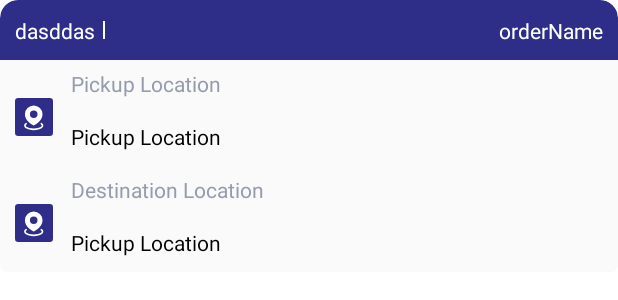
After one commit to abdelrahmana/driverapp, an Android app: the layout one_item_new_list_order.xml on its own in the app's theme, with its tools: preview values and no code run, on a phone screen of 412 x 824 dp. The commit adds this screen. Shown: the top 300 px of the screen. Run offline under Robolectric (Android 15) with nearby library versions, the phone set to English and light mode, and no system bars; network calls fail.

Commit message:
adding new order list

```diff
--- a/app/src/main/java/com/tt/driver/ui/components/main/orders/OrdersAdapter.kt
+++ b/app/src/main/java/com/tt/driver/ui/components/main/orders/OrdersAdapter.kt
@@ -2,9 +2,12 @@ package com.tt.driver.ui.components.main.orders
 
 import android.view.LayoutInflater
 import android.view.ViewGroup
+import androidx.core.content.ContextCompat
 import androidx.recyclerview.widget.RecyclerView
+import com.tt.driver.R
 import com.tt.driver.data.models.entities.Order
 import com.tt.driver.databinding.ListItemOrdersBinding
+import com.tt.driver.databinding.OneItemNewListOrderBinding
 import com.tt.driver.ui.components.main.orders.order_utils.OrderCallActionsWrapper
 import com.tt.driver.utils.show
 
@@ -24,21 +27,23 @@ class OrdersAdapter(
 
     override fun onCreateViewHolder(parent: ViewGroup, viewType: Int): ViewHolder {
         return ViewHolder(
-            ListItemOrdersBinding.inflate(LayoutInflater.from(parent.context), parent, false)
+            OneItemNewListOrderBinding.inflate(LayoutInflater.from(parent.context), parent, false)
         )
     }
 
     override fun onBindViewHolder(holder: ViewHolder, position: Int) {
         with(holder.binding) {
             val order = orders[position]
-
-            this.order = order
+            // this should be changed depend on the order status
+            titleImageHeader.backgroundTintList = ContextCompat.getColorStateList(titleImageHeader.context!!,
+                R.color.normal_order_color)
+         /*   this.order = order
             this.callActions = OrderCallActionsWrapper(
                 holder.binding.root.context,
                 holder.binding.dropOffCallButton
             )
             pickUpCallButton.show(!isHistory)
-            dropOffCallButton.show(!isHistory)
+            dropOffCallButton.show(!isHistory)*/
             root.setOnClickListener { onOrderClicked(order) }
         }
     }
@@ -47,6 +52,6 @@ class OrdersAdapter(
         return orders.size
     }
 
-    class ViewHolder(val binding: ListItemOrdersBinding) :
+    class ViewHolder(val binding: OneItemNewListOrderBinding) :
         RecyclerView.ViewHolder(binding.root)
 }
--- /dev/null
+++ b/app/src/main/res/drawable/ic_location_pickup.xml
@@ -0,0 +1,19 @@
+<vector xmlns:android="http://schemas.android.com/apk/res/android"
+    android:width="46dp"
+    android:height="46dp"
+    android:viewportWidth="46"
+    android:viewportHeight="46">
+  <path
+      android:pathData="M4,0L42,0A4,4 0,0 1,46 4L46,42A4,4 0,0 1,42 46L4,46A4,4 0,0 1,0 42L0,4A4,4 0,0 1,4 0z"
+      android:fillColor="#2e2e88"/>
+  <path
+      android:pathData="M23.257,33.047c2.257,-1.17 10.045,-5.764 10.045,-13.4a10.651,10.651 0,0 0,-21.3 0c0,7.632 7.789,12.226 10.045,13.4A1.3,1.3 0,0 0,23.257 33.047ZM22.651,24.216a4.565,4.565 0,1 0,-4.565 -4.565A4.564,4.564 0,0 0,22.651 24.216Z"
+      android:fillColor="#fff"
+      android:fillType="evenOdd"/>
+  <path
+      android:pathData="M31.875,31.063a2.539,2.539 0,0 1,0 4.565,11.124 11.124,0 0,1 -3.9,1.671 23.492,23.492 0,0 1,-10.651 0,11.124 11.124,0 0,1 -3.9,-1.671 2.539,2.539 0,0 1,0 -4.565"
+      android:strokeWidth="2"
+      android:fillColor="#00000000"
+      android:strokeColor="#fff"
+      android:strokeLineCap="round"/>
+</vector>
--- /dev/null
+++ b/app/src/main/res/layout/one_item_new_list_order.xml
@@ -0,0 +1,130 @@
+<?xml version="1.0" encoding="utf-8"?>
+<com.google.android.material.card.MaterialCardView xmlns:android="http://schemas.android.com/apk/res/android"
+    android:layout_width="match_parent"
+    xmlns:app="http://schemas.android.com/apk/res-auto"
+    android:minHeight="100dp"
+    app:cardElevation="0dp"
+    app:cardBackgroundColor="@color/card_color"
+    android:layout_height="wrap_content">
+<androidx.constraintlayout.widget.ConstraintLayout
+    android:layout_width="match_parent"
+    android:minHeight="100dp"
+    android:paddingBottom="10dp"
+    android:layout_height="wrap_content">
+    <androidx.constraintlayout.widget.ConstraintLayout
+        app:layout_constraintTop_toTopOf="parent"
+        android:layout_width="0dp"
+        android:id="@+id/header_card"
+        app:layout_constraintEnd_toEndOf="parent"
+        app:layout_constraintStart_toStartOf="parent"
+        android:minHeight="40dp"
+        android:layout_height="wrap_content">
+        <com.google.android.material.card.MaterialCardView
+            android:scaleType="fitXY"
+            style="@style/card_provider"
+            app:cardElevation="0dp"
+            android:minHeight="40dp"
+            app:cardBackgroundColor="@color/normal_order_color"
+            android:id="@+id/titleImageHeader"
+            android:layout_width="match_parent"
+            android:layout_height="match_parent"/>
+        <TextView
+            app:layout_constraintStart_toStartOf="parent"
+            app:layout_constraintTop_toTopOf="parent"
+            android:id="@+id/dateTime"
+            android:text="dasddas"
+            android:layout_marginStart="10dp"
+            app:layout_constraintBottom_toBottomOf="parent"
+            android:textColor="@color/white"
+            android:layout_width="wrap_content"
+            android:layout_height="wrap_content"/>
+        <View
+            app:layout_constraintTop_toTopOf="parent"
+            android:background="@color/white"
+            app:layout_constraintBottom_toBottomOf="parent"
+            app:layout_constraintStart_toEndOf="@+id/dateTime"
+            android:text="|"
+            android:layout_marginStart="5dp"
+            android:layout_width="1dp"
+            android:layout_height="12dp"/>
+
+        <TextView
+            app:layout_constraintEnd_toEndOf="parent"
+            app:layout_constraintTop_toTopOf="parent"
+            app:layout_constraintBottom_toBottomOf="parent"
+            android:layout_marginEnd="10dp"
+            android:text="orderName"
+            android:textColor="@color/white"
+            android:layout_width="wrap_content"
+            android:layout_height="wrap_content"/>
+    </androidx.constraintlayout.widget.ConstraintLayout>
+
+
+    <ImageView
+        android:id="@+id/pickupImage"
+        android:layout_marginTop="25dp"
+        android:layout_marginStart="10dp"
+        app:layout_constraintStart_toStartOf="parent"
+        app:srcCompat="@drawable/ic_location_pickup"
+        app:layout_constraintTop_toBottomOf="@+id/header_card"
+        android:layout_width="25dp"
+        android:layout_height="25dp"/>
+    <TextView
+        android:layout_marginStart="12dp"
+        android:textColor="@color/order_subtitle_color"
+        android:text="@string/title_pickup_location"
+        app:layout_constraintStart_toEndOf="@+id/pickupImage"
+        app:layout_constraintBottom_toTopOf="@+id/pickupImage"
+        android:layout_width="wrap_content"
+        android:layout_height="wrap_content"/>
+
+    <TextView
+        android:id="@+id/pickUpDestination"
+        android:layout_marginStart="12dp"
+        android:textColor="@color/black"
+        android:text="@string/title_pickup_location"
+        app:layout_constraintStart_toEndOf="@+id/pickupImage"
+        app:layout_constraintTop_toBottomOf="@+id/pickupImage"
+       app:layout_constraintBottom_toBottomOf="@+id/pickupImage"
+        android:layout_width="wrap_content"
+        android:layout_height="wrap_content"/>
+
+    <androidx.constraintlayout.widget.ConstraintLayout
+        app:layout_constraintTop_toBottomOf="@+id/pickUpDestination"
+        android:layout_width="match_parent"
+        android:layout_marginTop="10dp"
+
+        android:layout_height="wrap_content">
+        <ImageView
+            android:id="@+id/dsstinationImage"
+            android:layout_marginTop="25dp"
+            android:layout_marginStart="10dp"
+            app:layout_constraintTop_toTopOf="parent"
+            app:layout_constraintStart_toStartOf="parent"
+            app:srcCompat="@drawable/ic_location_pickup"
+            android:layout_width="25dp"
+            android:layout_height="25dp"/>
+        <TextView
+            android:layout_marginStart="12dp"
+            android:textColor="@color/order_subtitle_color"
+            android:text="@string/title_destination_location"
+            app:layout_constraintStart_toEndOf="@+id/dsstinationImage"
+            app:layout_constraintBottom_toTopOf="@+id/dsstinationImage"
+            android:layout_width="wrap_content"
+            android:layout_height="wrap_content"/>
+
+        <TextView
+            android:id="@+id/destinationLocation"
+            android:layout_marginStart="12dp"
+            android:textColor="@color/black"
+            android:text="@string/title_pickup_location"
+            app:layout_constraintStart_toEndOf="@+id/dsstinationImage"
+            app:layout_constraintTop_toBottomOf="@+id/dsstinationImage"
+            app:layout_constraintBottom_toBottomOf="@+id/dsstinationImage"
+            android:layout_width="wrap_content"
+            android:layout_height="wrap_content"/>
+    </androidx.constraintlayout.widget.ConstraintLayout>
+</androidx.constraintlayout.widget.ConstraintLayout>
+
+
+</com.google.android.material.card.MaterialCardView>
--- a/app/src/main/res/values/colors.xml
+++ b/app/src/main/res/values/colors.xml
@@ -7,6 +7,7 @@
     <color name="teal_700">#FF018786</color>
     <color name="black">#FF000000</color>
     <color name="white">#FFFFFFFF</color>
+    <color name="card_color">#FAFAFA</color>
 
     <color name="blue">#2E2E88</color>
     <color name="order_subtitle_color">#959DAD</color>
@@ -15,4 +16,5 @@
     <color name="dark_color">#454F63</color>
     <color name="view_color" />
     <color name="secondary_button_color">#0D62B8</color>
+    <color name="normal_order_color">#2E2E88</color>
 </resources>
--- a/app/src/main/res/values/themes.xml
+++ b/app/src/main/res/values/themes.xml
@@ -13,4 +13,14 @@
         <item name="android:statusBarColor" tools:targetApi="l">?attr/colorPrimaryVariant</item>
         <!-- Customize your theme here. -->
     </style>
+    <style name="card_provider" parent="@style/Widget.MaterialComponents.CardView">
+        <item name="shapeAppearanceOverlay">@style/provider_shape</item>
+    </style>
+    <style name="provider_shape" parent="">
+        <item name="cornerFamily">rounded</item>
+        <item name="cornerSizeTopRight">12dp</item>
+        <item name="cornerSizeTopLeft">12dp</item>
+        <item name="cornerSizeBottomRight">0dp</item>
+        <item name="cornerSizeBottomLeft">0dp</item>
+    </style>
 </resources>
```
